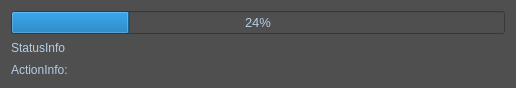
This is ProgressDlg.ui in rigexpert/AntScope2 as Qt 5 draws it before an edit. The edited form follows.
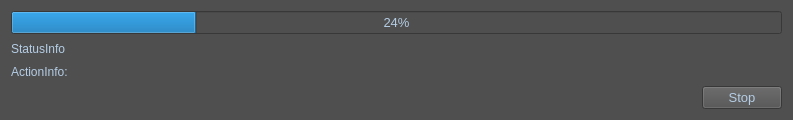
This is the edited form.

```diff
--- a/ProgressDlg.ui
+++ b/ProgressDlg.ui
@@ -9,8 +9,8 @@
    <rect>
     <x>0</x>
     <y>0</y>
-    <width>516</width>
-    <height>88</height>
+    <width>793</width>
+    <height>120</height>
    </rect>
   </property>
   <property name="windowTitle">
@@ -259,6 +259,42 @@
      </item>
     </layout>
    </item>
+   <item>
+    <layout class="QHBoxLayout" name="horizontalLayout">
+     <item>
+      <spacer name="horizontalSpacer">
+       <property name="orientation">
+        <enum>Qt::Horizontal</enum>
+       </property>
+       <property name="sizeHint" stdset="0">
+        <size>
+         <width>40</width>
+         <height>20</height>
+        </size>
+       </property>
+      </spacer>
+     </item>
+     <item>
+      <widget class="QPushButton" name="stopButton">
+       <property name="font">
+        <font>
+         <family>MS Shell Dlg 2</family>
+         <pointsize>10</pointsize>
+         <weight>9</weight>
+         <italic>false</italic>
+         <bold>false</bold>
+        </font>
+       </property>
+       <property name="text">
+        <string>Stop</string>
+       </property>
+       <property name="autoDefault">
+        <bool>false</bool>
+       </property>
+      </widget>
+     </item>
+    </layout>
+   </item>
   </layout>
  </widget>
  <resources/>
```
